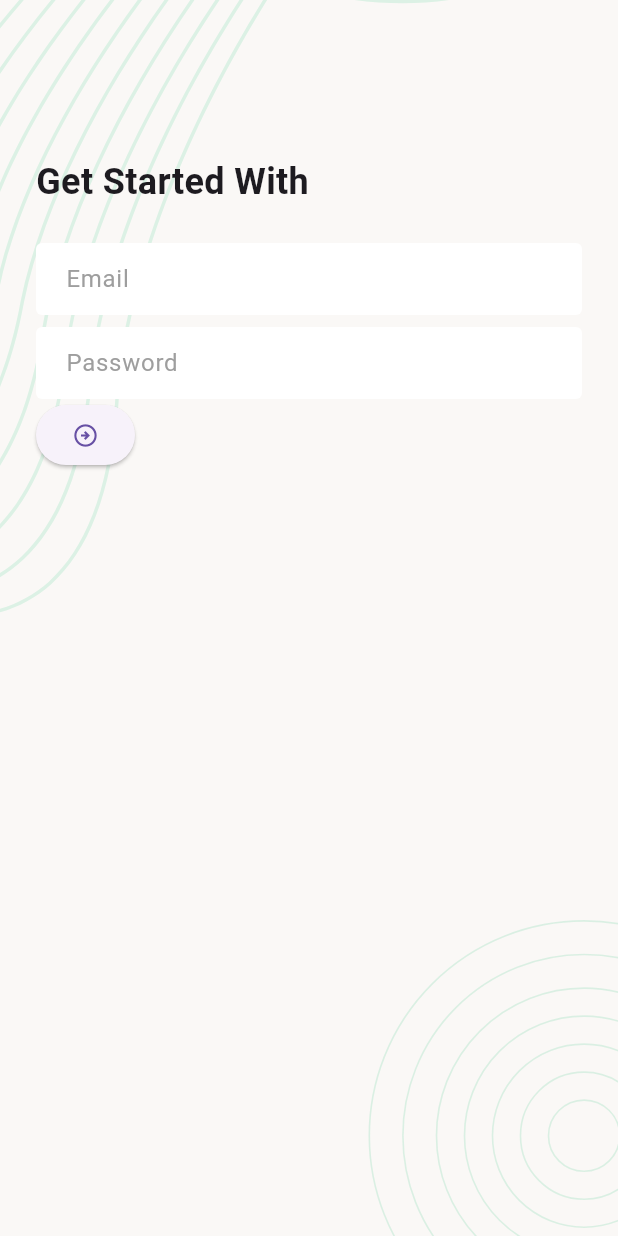
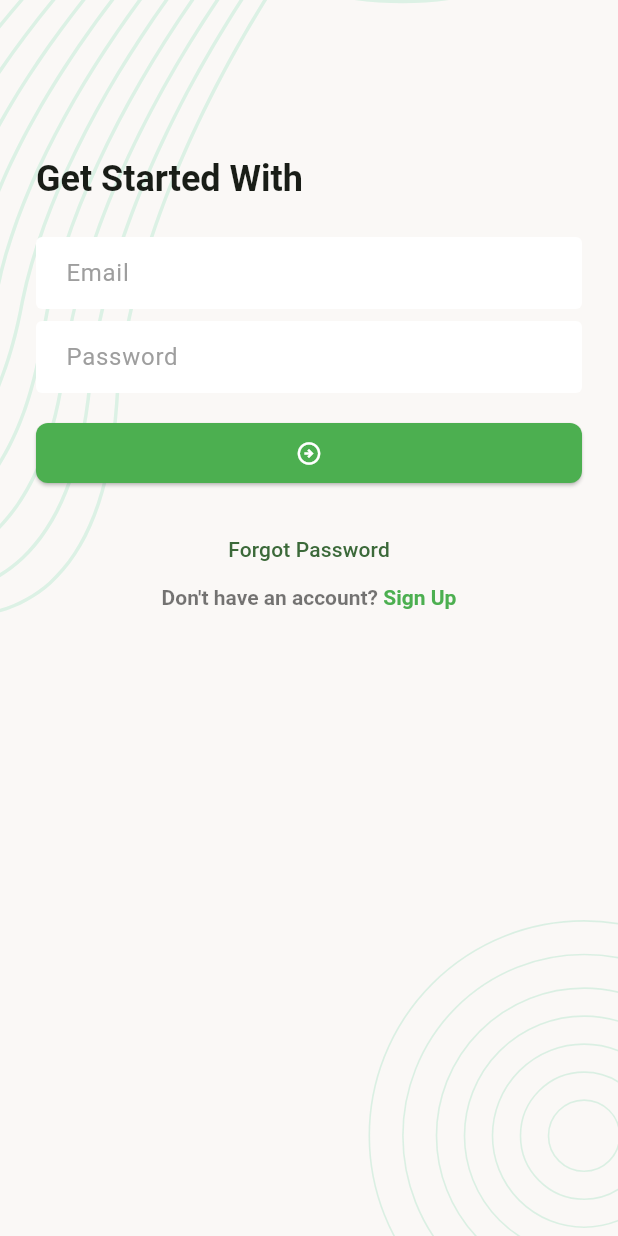
Before and after one commit to sabbirafmkhan/task_manager, a Flutter app: the screen it shows after launch, on a phone screen of 412 x 824 dp. Run offline on Flutter 3.47's test engine with Material 3 defaults, Android fonts, the phone set to English and light mode, and no system bars; our stand-ins replace flutter_svg.

Commit message:
complete login screen

```diff
--- a/lib/UI/Screens/login_screen.dart
+++ b/lib/UI/Screens/login_screen.dart
@@ -1,3 +1,4 @@
+import 'package:flutter/gestures.dart';
 import 'package:flutter/material.dart';
 import 'package:task_manager/UI/Widgets/screen_background.dart';
 
@@ -21,15 +22,49 @@ class _LoginScreenState extends State<LoginScreen> {
               const SizedBox(height: 80),
               Text(
                 "Get Started With",
-                style: TextStyle(fontSize: 24, fontWeight: FontWeight.w600),
+                style: Theme.of(context).textTheme.titleLarge,
               ),
               const SizedBox(height: 24),
               TextField(decoration: InputDecoration(hintText: "Email")),
               const SizedBox(height: 8),
               TextField(decoration: InputDecoration(hintText: "Password")),
+              const SizedBox(height: 16),
               ElevatedButton(
                 onPressed: () {},
                 child: Icon(Icons.arrow_circle_right_outlined),
+              ),
+              const SizedBox(height: 16),
+              Center(
+                child: Column(
+                  children: [
+                    TextButton(
+                      onPressed: _onTabForgotPasswordButton,
+                      child: Text("Forgot Password"),
+                    ),
+                    RichText(
+                      text: TextSpan(
+                        style: TextStyle(
+                          color: Colors.black54,
+                          fontWeight: FontWeight.w600,
+                          fontSize: 14,
+                        ),
+                        children: [
+                          TextSpan(text: "Don't have an account? "),
+                          TextSpan(
+                            text: "Sign Up",
+                            style: TextStyle(
+                              color: Colors.green,
+                              fontWeight: FontWeight.bold,
+                            ),
+                            recognizer:
+                                TapGestureRecognizer()
+                                  ..onTap = _onTabSignInButton,
+                          ),
+                        ],
+                      ),
+                    ),
+                  ],
+                ),
               ),
             ],
           ),
@@ -37,4 +72,7 @@ class _LoginScreenState extends State<LoginScreen> {
       ),
     );
   }
+
+  void _onTabSignInButton() {}
+  void _onTabForgotPasswordButton() {}
 }
--- a/lib/app.dart
+++ b/lib/app.dart
@@ -9,6 +9,7 @@ class TaskManager extends StatelessWidget {
     return MaterialApp(
       debugShowCheckedModeBanner: false,
       theme: ThemeData(
+        colorSchemeSeed: Colors.green,
         inputDecorationTheme: InputDecorationTheme(
           hintStyle: TextStyle(fontWeight: FontWeight.w400, color: Colors.grey),
           fillColor: Colors.white,
@@ -16,6 +17,20 @@ class TaskManager extends StatelessWidget {
           contentPadding: EdgeInsets.symmetric(horizontal: 16),
           border: _getZeroBorder(),
           enabledBorder: _getZeroBorder(),
+          errorBorder: _getZeroBorder(),
+        ),
+        elevatedButtonTheme: ElevatedButtonThemeData(
+          style: ElevatedButton.styleFrom(
+            fixedSize: Size.fromWidth(double.maxFinite),
+            backgroundColor: Colors.green,
+            foregroundColor: Colors.white,
+            shape: RoundedRectangleBorder(
+              borderRadius: BorderRadius.circular(8),
+            ),
+          ),
+        ),
+        textTheme: TextTheme(
+          titleLarge: TextStyle(fontSize: 24, fontWeight: FontWeight.w600),
         ),
       ),
       home: const SplashScreen(),
```
